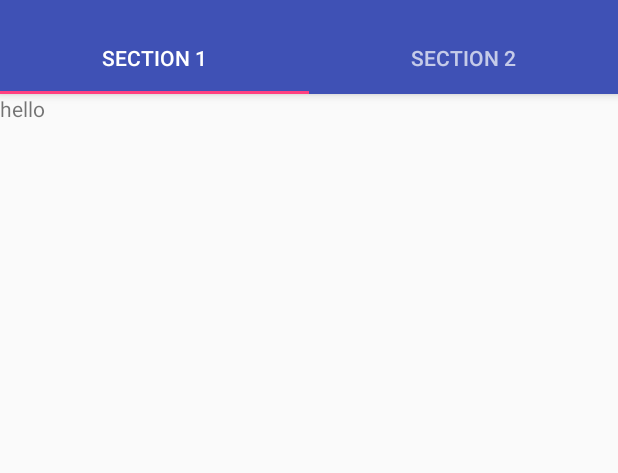
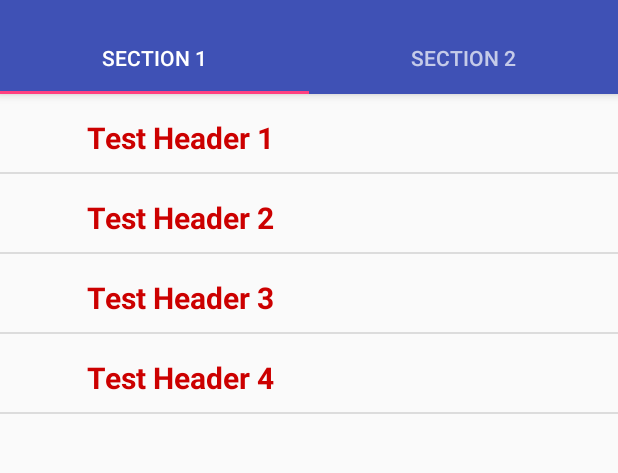
Before and after one commit to Shankymahajan/xprepTest, an Android app: the screen it shows after launch (MainActivity), on a phone screen of 412 x 824 dp, the part 74-547 px from its top. Run offline under Robolectric (Android 15) with nearby library versions, the phone set to English and light mode, and no system bars.

Commit message:
Expandable ListView

```diff
--- a/app/src/main/java/com/example/uddishverma22/xprep/Fragment1.java
+++ b/app/src/main/java/com/example/uddishverma22/xprep/Fragment1.java
@@ -3,19 +3,149 @@ package com.example.uddishverma22.xprep;
 import android.os.Bundle;
 import android.support.annotation.Nullable;
 import android.support.v4.app.Fragment;
+import android.support.v4.app.ListFragment;
 import android.view.LayoutInflater;
 import android.view.View;
 import android.view.ViewGroup;
+import android.widget.BaseExpandableListAdapter;
+import android.widget.ExpandableListAdapter;
+import android.widget.ExpandableListView;
+import android.widget.TextView;
 
 /**
  * Created by ShashankMahajan on 17/01/17.
  */
 public class Fragment1 extends Fragment {
 
+    View v;
+    ExpandableListAdapter mAdapter;
+    ExpandableListView lv;
+
+    private String[] groups;
+    private String[][] children;
+
+    public void onCreate(Bundle savedInstanceState) {
+        super.onCreate(savedInstanceState);
+
+        groups = new String[]{"Test Header 1", "Test Header 2", "Test Header 3", "Test Header 4"};
+
+        children = new String[][]{
+                {"s simply dummy text of the printing and typesetting industry. Lorem Ipsum has been the industry's standard dummy text ever since the 1500s, when an unknown printer took a galley of type and scrambled it to make a type specimen book. It has survived not only five centuries, but also the leap into electronic typesetting, remaining essentially unchanged. It was popularised in the 1960s with the release of Letraset sheets containing Lorem Ipsum passages, and more recently with desktop publishing software like Aldus PageMaker including versions of Lorem Ipsum."},
+                {"Contrary to popular belief, Lorem Ipsum is not simply random text. It has roots in a piece of classical Latin literature from 45 BC, making it over 2000 years old. Richard McClintock, a Latin professor at Hampden-Sydney College in Virginia, looked up one of the more obscure Latin words, consectetur, from a Lorem Ipsum passage, and going through the cites of the word in classical literature, discovered the undoubtable source. Lorem Ipsum comes from sections 1.10.32 and 1.10.33 of comes from a line in section 1.10.32."},
+                {"It is a long established fact that a reader will be distracted by the readable content of a page when looking at its layout. The point of using Lorem Ipsum is that it has a more-or-less normal distribution of letters, as opposed to using 'Content here, content here', making it look like readable English. Many desktop publishing packages and web page editors now use Lorem Ipsum as their default model text, and a search for 'lorem ipsum' will uncover many web sites still in their infancy. Various versions have evolved over the years, sometimes by accident, sometimes on purpose (injected humour and the like)."},
+                {"There are many variations of passages of Lorem Ipsum available, but the majority have suffered alteration in some form, by injected humour, or randomised words which don't look even slightly believable. If you are going to use a passage of Lorem Ipsum, you need to be sure there isn't anything embarrassing hidden in the middle of text. All the Lorem Ipsum generators on the Internet tend to repeat predefined chunks as necessary, making this the first true generator on the Internet. It uses a dictionary of over 200 Latin words, combined with a handful of model sentence structures, to generate Lorem Ipsum which looks reasonable. The generated Lorem Ipsum is therefore always free from repetition, injected humour, or non-characteristic words etc."}
+        };
+    }
+
     @Nullable
     @Override
     public View onCreateView(LayoutInflater inflater, @Nullable ViewGroup container, @Nullable Bundle savedInstanceState) {
-        return inflater.inflate(R.layout.frag1, container, false);
+        v = inflater.inflate(R.layout.frag1, container, false);
+        return v;
     }
 
+    @Override
+    public void onViewCreated(View view, Bundle savedInstanceState) {
+        super.onViewCreated(view, savedInstanceState);
+
+        lv = (ExpandableListView) view.findViewById(R.id.expListView);
+        lv.setAdapter(new ExpandableListAdapter(groups, children));
+        lv.setGroupIndicator(null);
+
+    }
+
+    public class ExpandableListAdapter extends BaseExpandableListAdapter {
+
+        private final LayoutInflater inf;
+        private String[] groups;
+        private String[][] children;
+
+        public ExpandableListAdapter(String[] groups, String[][] children) {
+            this.groups = groups;
+            this.children = children;
+            inf = LayoutInflater.from(getActivity());
+        }
+
+        @Override
+        public int getGroupCount() {
+            return groups.length;
+        }
+
+        @Override
+        public int getChildrenCount(int groupPosition) {
+            return children[groupPosition].length;
+        }
+
+        @Override
+        public Object getGroup(int groupPosition) {
+            return groups[groupPosition];
+        }
+
+        @Override
+        public Object getChild(int groupPosition, int childPosition) {
+            return children[groupPosition][childPosition];
+        }
+
+        @Override
+        public long getGroupId(int groupPosition) {
+            return groupPosition;
+        }
+
+        @Override
+        public long getChildId(int groupPosition, int childPosition) {
+            return childPosition;
+        }
+
+        @Override
+        public boolean hasStableIds() {
+            return true;
+        }
+
+        @Override
+        public View getChildView(int groupPosition, final int childPosition, boolean isLastChild, View convertView, ViewGroup parent) {
+
+            ViewHolder holder;
+            if (convertView == null) {
+                convertView = inf.inflate(R.layout.list_item, parent, false);
+                holder = new ViewHolder();
+
+                holder.text = (TextView) convertView.findViewById(R.id.lblListItem);
+                convertView.setTag(holder);
+            } else {
+                holder = (ViewHolder) convertView.getTag();
+            }
+
+            holder.text.setText(getChild(groupPosition, childPosition).toString());
+
+            return convertView;
+        }
+
+        @Override
+        public boolean isChildSelectable(int i, int i1) {
+            return false;
+        }
+
+        @Override
+        public View getGroupView(int groupPosition, boolean isExpanded, View convertView, ViewGroup parent) {
+            ViewHolder holder;
+
+            if (convertView == null) {
+                convertView = inf.inflate(R.layout.list_group, parent, false);
+
+                holder = new ViewHolder();
+                holder.text = (TextView) convertView.findViewById(R.id.lblListHeader);
+                convertView.setTag(holder);
+            } else {
+                holder = (ViewHolder) convertView.getTag();
+            }
+
+            holder.text.setText(getGroup(groupPosition).toString());
+
+            return convertView;
+        }
+
+        private class ViewHolder {
+            TextView text;
+        }
+    }
 }
--- a/app/src/main/res/layout/frag1.xml
+++ b/app/src/main/res/layout/frag1.xml
@@ -5,8 +5,9 @@
     android:layout_width="match_parent"
     android:layout_height="match_parent">
 
-    <TextView
-        android:layout_width="match_parent"
-        android:layout_height="wrap_content"
-        android:text="hello"/>
+<ExpandableListView
+    android:id="@+id/expListView"
+    android:layout_width="match_parent"
+    android:layout_height="match_parent">
+</ExpandableListView>
 </LinearLayout>
--- /dev/null
+++ b/app/src/main/res/layout/list_group.xml
@@ -0,0 +1,40 @@
+<LinearLayout xmlns:android="http://schemas.android.com/apk/res/android"
+    xmlns:tools="http://schemas.android.com/tools"
+    android:layout_width="fill_parent"
+    android:layout_height="wrap_content"
+    android:orientation="horizontal" >
+
+    <LinearLayout
+        android:layout_width="52dp"
+        android:layout_height="52dp"
+        android:orientation="vertical" >
+
+        <ImageView
+            android:id="@+id/photo"
+            android:layout_width="match_parent"
+            android:layout_height="match_parent"
+            android:contentDescription="@string/app_name"
+            android:fitsSystemWindows="true" />
+
+    </LinearLayout>
+
+    <LinearLayout
+        android:layout_width="match_parent"
+        android:layout_height="52dp"
+        android:orientation="vertical" >
+
+        <TextView
+            android:id="@+id/lblListHeader"
+            android:layout_width="match_parent"
+            android:layout_height="match_parent"
+            android:gravity="center_vertical"
+            android:paddingLeft="6dip"
+            android:paddingTop="6dip"
+            android:textColor="#CC0000"
+            android:textSize="20dp"
+            android:textStyle="bold"
+            tools:ignore="SpUsage" />
+
+    </LinearLayout>
+
+</LinearLayout>
--- /dev/null
+++ b/app/src/main/res/layout/list_item.xml
@@ -0,0 +1,15 @@
+<LinearLayout xmlns:android="http://schemas.android.com/apk/res/android"
+    android:layout_width="match_parent"
+    android:layout_height="120dp"
+    android:orientation="vertical" >
+
+    <TextView
+        android:id="@+id/lblListItem"
+        android:layout_width="fill_parent"
+        android:layout_height="wrap_content"
+        android:paddingBottom="5dp"
+        android:paddingLeft="?android:attr/expandableListPreferredChildPaddingLeft"
+        android:paddingTop="5dp"
+        android:textSize="13sp" />
+
+</LinearLayout>
```
Also changed, not shown: app/src/main/java/com/example/uddishverma22/xprep/MainActivity.java (+1 -10 lines).
